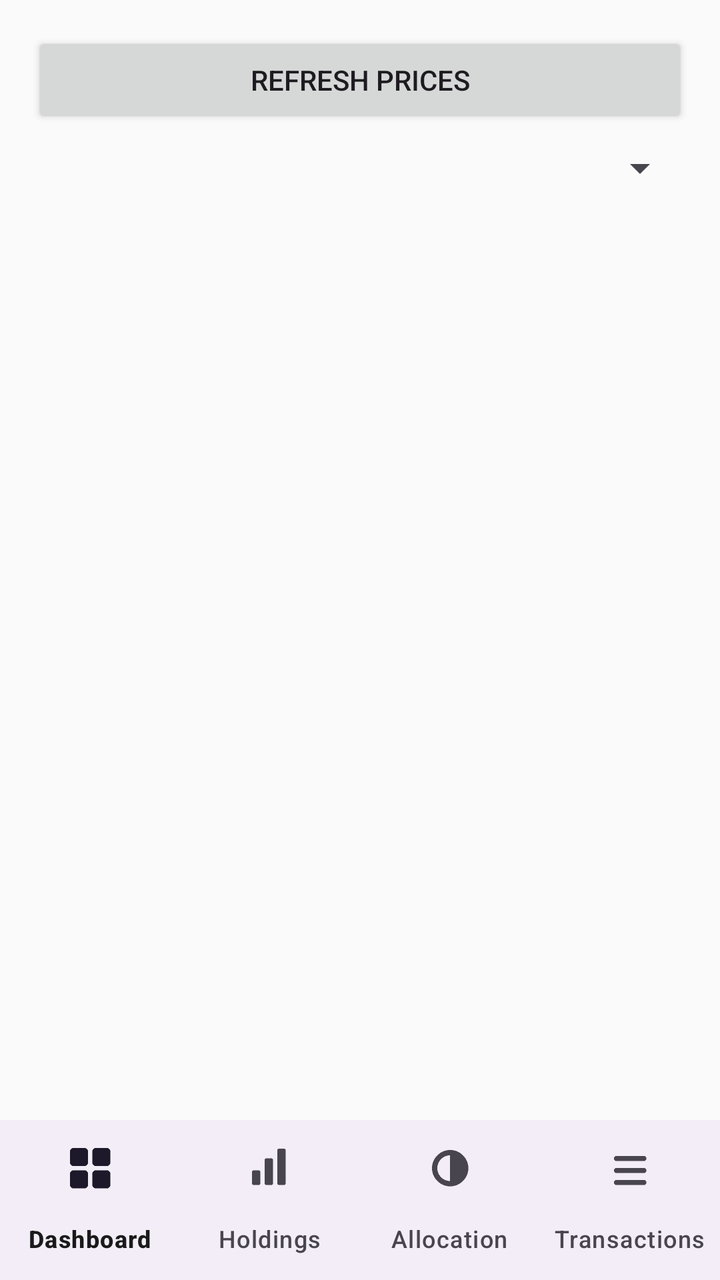
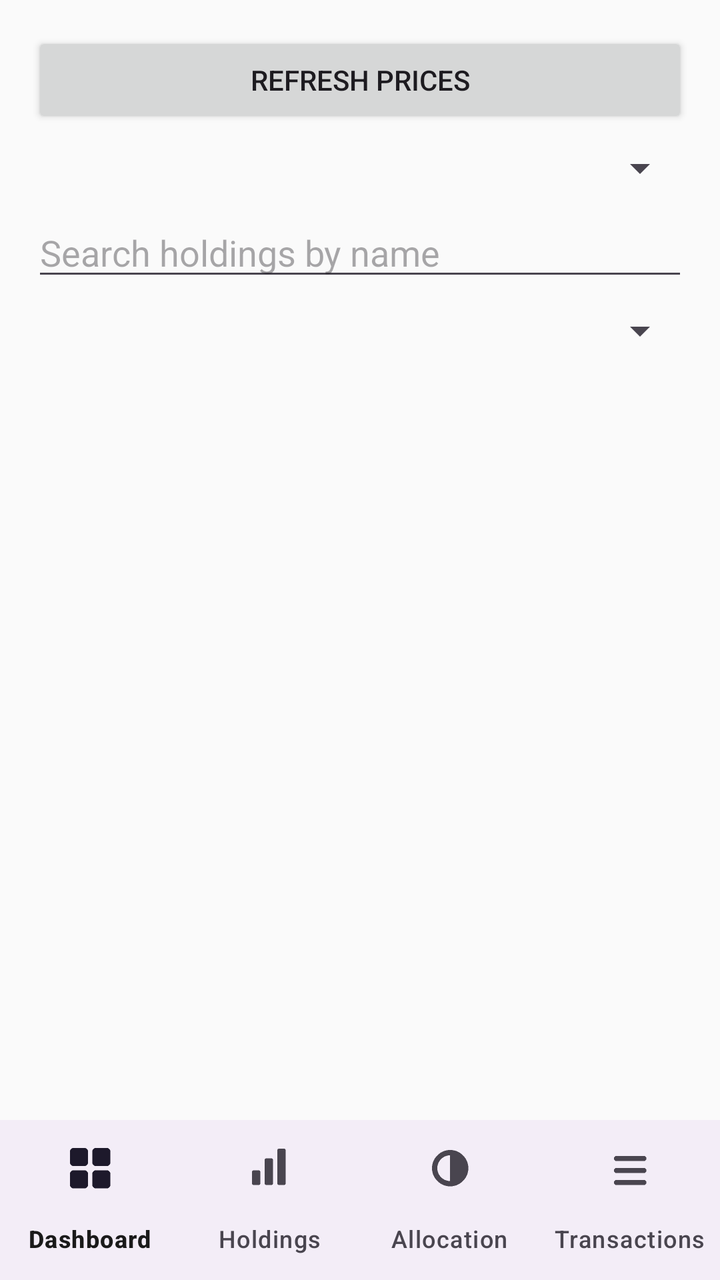

Before-and-after screenshots of an Android layout around one commit, followed by the original layout XML and the change that was made.
<!-- AndroidManifest.xml: application theme Theme.PersonalPortfolio -->
<!-- res/layout/activity_holdings.xml -->
<?xml version="1.0" encoding="utf-8"?>
<LinearLayout xmlns:android="http://schemas.android.com/apk/res/android"
    android:layout_width="match_parent"
    android:layout_height="match_parent"
    android:orientation="vertical">

    <LinearLayout
        android:layout_width="match_parent"
        android:layout_height="0dp"
        android:layout_weight="1"
        android:orientation="vertical"
        android:padding="16dp">

        <Button
            android:id="@+id/refreshPricesButton"
            android:layout_width="match_parent"
            android:layout_height="wrap_content"
            android:text="Refresh Prices" />

        <Spinner
            android:id="@+id/memberFilterSpinner"
            android:layout_width="match_parent"
            android:layout_height="wrap_content"
            android:layout_marginTop="8dp" />

        <TextView
            android:id="@+id/holdingsSummary"
            android:layout_width="match_parent"
            android:layout_height="wrap_content"
            android:layout_marginTop="12dp"
            android:textSize="15sp"
            android:textStyle="bold" />

        <TextView
            android:id="@+id/xirrSummary"
            android:layout_width="match_parent"
            android:layout_height="wrap_content"
            android:textSize="14sp" />

        <androidx.recyclerview.widget.RecyclerView
            android:id="@+id/holdingsRecyclerView"
            android:layout_width="match_parent"
            android:layout_height="0dp"
            android:layout_weight="1"
            android:layout_marginTop="12dp" />

    </LinearLayout>

    <com.google.android.material.bottomnavigation.BottomNavigationView
        android:id="@+id/bottomNav"
        android:layout_width="match_parent"
        android:layout_height="wrap_content"
        app:menu="@menu/bottom_nav_menu"
        app:labelVisibilityMode="labeled"
        xmlns:app="http://schemas.android.com/apk/res-auto" />

</LinearLayout>
<!-- resources referenced by this layout -->
<resources>
  <style name="Theme.PersonalPortfolio" parent="Theme.Material3.DayNight.NoActionBar">
          <item name="colorPrimary">@color/colorPrimary</item>
          <item name="colorPrimaryVariant">@color/colorPrimaryVariant</item>
          <item name="colorOnPrimary">@color/colorOnPrimary</item>
  
          <item name="colorSecondary">@color/colorSecondary</item>
          <item name="colorOnSecondary">@color/colorOnSecondary</item>
  
          <item name="android:colorBackground">@color/colorBackground</item>
          <item name="colorOnBackground">@color/colorOnBackground</item>
  
          <item name="colorSurface">@color/colorSurface</item>
          <item name="colorOnSurface">@color/colorOnSurface</item>
  
          <item name="android:statusBarColor">@color/colorPrimaryVariant</item>
      </style>
  <color name="colorPrimary">#1B5E20</color>
  <color name="colorPrimaryVariant">#0D3B12</color>
  <color name="colorOnPrimary">#FFFFFF</color>
  <color name="colorSecondary">#00897B</color>
  <color name="colorOnSecondary">#FFFFFF</color>
  <color name="colorBackground">#FAFAFA</color>
  <color name="colorOnBackground">#1A1A1A</color>
  <color name="colorSurface">#FFFFFF</color>
  <color name="colorOnSurface">#1A1A1A</color>
</resources>

<!-- the commit's change to res/layout/activity_holdings.xml (unified diff, before → after) -->
@@ -19,6 +19,20 @@
 
         <Spinner
             android:id="@+id/memberFilterSpinner"
+            android:layout_width="match_parent"
+            android:layout_height="wrap_content"
+            android:layout_marginTop="8dp" />
+
+        <EditText
+            android:id="@+id/holdingsSearchInput"
+            android:layout_width="match_parent"
+            android:layout_height="wrap_content"
+            android:layout_marginTop="8dp"
+            android:hint="Search holdings by name"
+            android:inputType="text" />
+
+        <Spinner
+            android:id="@+id/holdingsSortSpinner"
             android:layout_width="match_parent"
             android:layout_height="wrap_content"
             android:layout_marginTop="8dp" />
